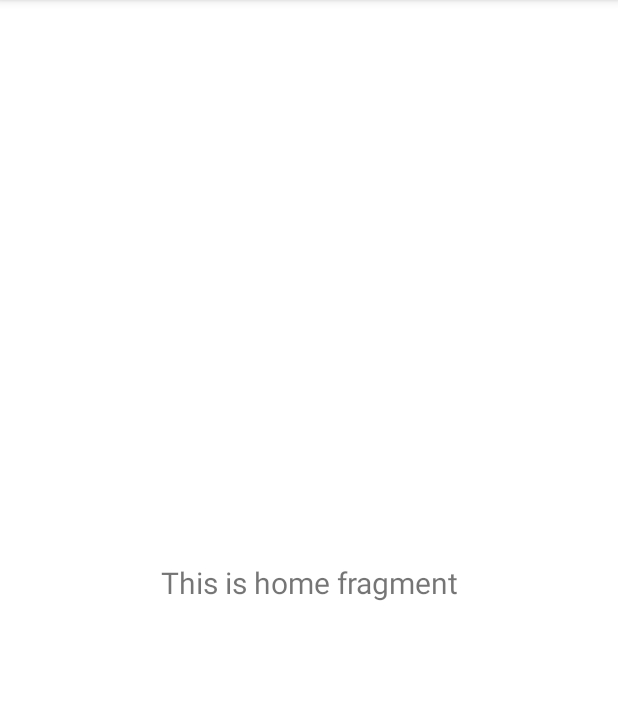
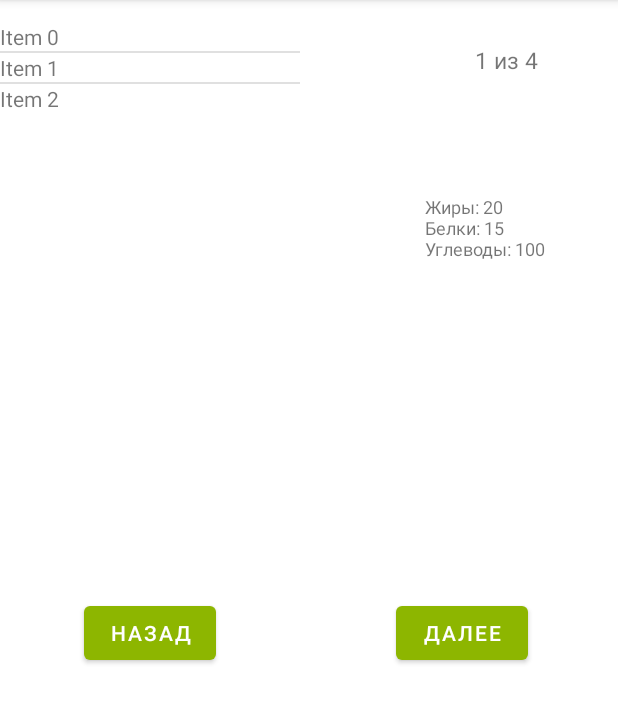
Before and after one commit to AbatedPlacebo/MyRation, an Android app: the fragment HomeFragment shown on its own in the app's theme, on a phone screen of 412 x 824 dp, the part 84-807 px from its top. Run offline under Robolectric (Android 15) with nearby library versions, the phone set to English and light mode, and no system bars.

Commit message:
fragment_home.xml + HomeFragment.java с примером. bottom_sheet_layout.xml можно скролить.

```diff
--- a/app/src/main/java/com/example/test/ui/home/HomeFragment.java
+++ b/app/src/main/java/com/example/test/ui/home/HomeFragment.java
@@ -1,9 +1,13 @@
 package com.example.test.ui.home;
 
+import android.graphics.Point;
 import android.os.Bundle;
+import android.view.Display;
 import android.view.LayoutInflater;
 import android.view.View;
 import android.view.ViewGroup;
+import android.widget.BaseAdapter;
+import android.widget.ListView;
 import android.widget.TextView;
 
 import androidx.annotation.NonNull;
@@ -11,11 +15,19 @@ import androidx.fragment.app.Fragment;
 import androidx.lifecycle.ViewModelProvider;
 
 import com.example.test.MainActivity;
+import com.example.test.R;
 import com.example.test.databinding.FragmentHomeBinding;
+import com.example.test.ui.dashboard.DashboardFragment;
+
+import java.util.ArrayList;
+import java.util.List;
 
 public class HomeFragment extends Fragment {
 
     private FragmentHomeBinding binding;
+    private ListView listView;
+    private TextView textView_stats;
+    private TextView textView_stage;
 
     public View onCreateView(@NonNull LayoutInflater inflater,
                              ViewGroup container, Bundle savedInstanceState) {
@@ -24,10 +36,18 @@ public class HomeFragment extends Fragment {
 
         binding = FragmentHomeBinding.inflate(inflater, container, false);
         View root = binding.getRoot();
+        listView = root.findViewById(R.id.listview_products);
 
-        //final TextView textView = binding.textHome;
-        final TextView textView = binding.textHome;
-        homeViewModel.getText().observe(getViewLifecycleOwner(), textView::setText);
+        textView_stats = root.findViewById(R.id.text_stats);
+        textView_stage = root.findViewById(R.id.text_stage);
+        textView_stage.setText("1 из 4");
+        textView_stats.setText("Жиры: 20\nБелки: 15\nУглеводы: 100");
+        List<String> list = new ArrayList<>();
+        for(int i=0;i<3;i++)
+            list.add("Item "+i);
+        CustomAdapter listAdapter = new CustomAdapter(list);
+        listView.setAdapter(listAdapter);
+
         return root;
     }
 
@@ -36,4 +56,34 @@ public class HomeFragment extends Fragment {
         super.onDestroyView();
         binding = null;
     }
+    public class CustomAdapter extends BaseAdapter {
+        List<String> items;
+
+        public CustomAdapter(List<String> items) {
+            super();
+            this.items = items;
+        }
+
+        @Override
+        public int getCount() {
+            return items.size();
+        }
+
+        @Override
+        public Object getItem(int i) {
+            return items.get(i);
+        }
+
+        @Override
+        public long getItemId(int i) {
+            return items.get(i).hashCode();
+        }
+
+        @Override
+        public View getView(int i, View view, ViewGroup viewGroup) {
+            TextView textView = new TextView(getContext());
+            textView.setText(items.get(i));
+            return textView;
+        }
+    }
 }
--- a/app/src/main/res/layout/bottom_sheet_layout.xml
+++ b/app/src/main/res/layout/bottom_sheet_layout.xml
@@ -1,4 +1,8 @@
 <?xml version="1.0" encoding="utf-8"?>
+<ScrollView
+    xmlns:android="http://schemas.android.com/apk/res/android"
+    android:layout_width="fill_parent"
+    android:layout_height="fill_parent">
 <androidx.constraintlayout.widget.ConstraintLayout xmlns:android="http://schemas.android.com/apk/res/android"
     xmlns:app="http://schemas.android.com/apk/res-auto"
     xmlns:tools="http://schemas.android.com/tools"
@@ -141,3 +145,4 @@
 
 
 </androidx.constraintlayout.widget.ConstraintLayout>
+</ScrollView>
--- a/app/src/main/res/layout/fragment_home.xml
+++ b/app/src/main/res/layout/fragment_home.xml
@@ -6,17 +6,66 @@
     android:layout_height="match_parent"
     tools:context=".ui.home.HomeFragment">
 
+
     <TextView
-        android:id="@+id/text_home"
-        android:layout_width="match_parent"
+        android:id="@+id/text_stage"
+        android:layout_width="wrap_content"
         android:layout_height="wrap_content"
-        android:layout_marginStart="8dp"
         android:layout_marginTop="8dp"
-        android:layout_marginEnd="8dp"
         android:textAlignment="center"
-        android:textSize="20sp"
+        android:textSize="15sp"
         app:layout_constraintBottom_toBottomOf="parent"
         app:layout_constraintEnd_toEndOf="parent"
+        app:layout_constraintHorizontal_bias="0.856"
         app:layout_constraintStart_toStartOf="parent"
-        app:layout_constraintTop_toTopOf="parent" />
+        app:layout_constraintTop_toTopOf="parent"
+        app:layout_constraintVertical_bias="0.029" />
+
+    <TextView
+        android:id="@+id/text_stats"
+        android:layout_width="wrap_content"
+        android:layout_height="wrap_content"
+        android:textSize="12sp"
+        app:layout_constraintBottom_toBottomOf="parent"
+        app:layout_constraintEnd_toEndOf="parent"
+        app:layout_constraintHorizontal_bias="0.856"
+        app:layout_constraintStart_toStartOf="parent"
+        app:layout_constraintTop_toBottomOf="@+id/text_stage"
+        app:layout_constraintVertical_bias="0.117" />
+
+    <ListView
+        android:id="@+id/listview_products"
+        android:layout_width="200dp"
+        android:layout_height="wrap_content"
+        app:layout_constraintBottom_toBottomOf="parent"
+        app:layout_constraintEnd_toStartOf="@+id/text_stage"
+        app:layout_constraintHorizontal_bias="0.0"
+        app:layout_constraintStart_toStartOf="parent"
+        app:layout_constraintTop_toTopOf="parent"
+        app:layout_constraintVertical_bias="0.021" />
+
+    <Button
+        android:id="@+id/button"
+        android:layout_width="wrap_content"
+        android:layout_height="wrap_content"
+        android:text="Назад"
+        android:layout_marginLeft="8dp"
+        app:layout_constraintBottom_toBottomOf="parent"
+        app:layout_constraintEnd_toEndOf="parent"
+        app:layout_constraintHorizontal_bias="0.151"
+        app:layout_constraintStart_toStartOf="parent"
+        app:layout_constraintTop_toBottomOf="@+id/listview_products"
+        app:layout_constraintVertical_bias="0.501" />
+
+    <Button
+        android:layout_width="wrap_content"
+        android:layout_height="wrap_content"
+        android:text="Далее"
+        android:layout_marginRight="8dp"
+        app:layout_constraintBottom_toBottomOf="parent"
+        app:layout_constraintEnd_toEndOf="parent"
+        app:layout_constraintHorizontal_bias="0.698"
+        app:layout_constraintStart_toEndOf="@+id/button"
+        app:layout_constraintTop_toBottomOf="@+id/listview_products"
+        app:layout_constraintVertical_bias="0.501" />
 </androidx.constraintlayout.widget.ConstraintLayout>
--- a/app/src/main/res/layout/questions.xml
+++ b/app/src/main/res/layout/questions.xml
@@ -40,7 +40,7 @@
         app:layout_constraintHorizontal_bias="0.741"
         app:layout_constraintStart_toEndOf="@+id/textView_male"
         app:layout_constraintTop_toTopOf="parent"
-        app:layout_constraintVertical_bias="0.163" />
+        app:layout_constraintVertical_bias="0.155" />
 
     <com.google.android.material.textfield.TextInputLayout
         android:id="@+id/ageContainer"
@@ -131,7 +131,6 @@
 
     <Spinner
         android:id="@+id/spinner_activity"
-
         android:layout_width="wrap_content"
         android:layout_height="wrap_content"
         android:inputType="text"
@@ -140,10 +139,10 @@
         android:textSize="15sp"
         app:layout_constraintBottom_toBottomOf="parent"
         app:layout_constraintEnd_toEndOf="parent"
-        app:layout_constraintHorizontal_bias="0.728"
+        app:layout_constraintHorizontal_bias="0.914"
         app:layout_constraintStart_toEndOf="@+id/textView_activity"
         app:layout_constraintTop_toBottomOf="@+id/weightContainer"
-        app:layout_constraintVertical_bias="0.208" />
+        app:layout_constraintVertical_bias="0.209" />
 
     <TextView
         android:id="@+id/textView_target"
@@ -151,6 +150,7 @@
         android:layout_height="wrap_content"
         android:layout_marginTop="22dp"
         android:text="Цель"
+        android:textSize="11sp"
         app:layout_constraintBottom_toBottomOf="parent"
         app:layout_constraintEnd_toEndOf="parent"
         app:layout_constraintHorizontal_bias="0.053"
@@ -164,21 +164,23 @@
         android:layout_height="wrap_content"
         android:layout_marginTop="49dp"
         android:text="Пол"
+        android:textSize="11sp"
         app:layout_constraintBottom_toTopOf="@+id/ageContainer"
         app:layout_constraintEnd_toEndOf="parent"
         app:layout_constraintHorizontal_bias="0.051"
         app:layout_constraintStart_toStartOf="parent"
         app:layout_constraintTop_toBottomOf="@+id/textView_target"
-        app:layout_constraintVertical_bias="0.166" />
+        app:layout_constraintVertical_bias="0.0" />
 
     <TextView
         android:id="@+id/textView_activity"
         android:layout_width="wrap_content"
         android:layout_height="wrap_content"
         android:text="Активность"
+        android:textSize="11sp"
         app:layout_constraintBottom_toBottomOf="parent"
         app:layout_constraintEnd_toEndOf="parent"
-        app:layout_constraintHorizontal_bias="0.083"
+        app:layout_constraintHorizontal_bias="0.08"
         app:layout_constraintStart_toStartOf="parent"
         app:layout_constraintTop_toBottomOf="@+id/weightContainer"
         app:layout_constraintVertical_bias="0.251" />
```
